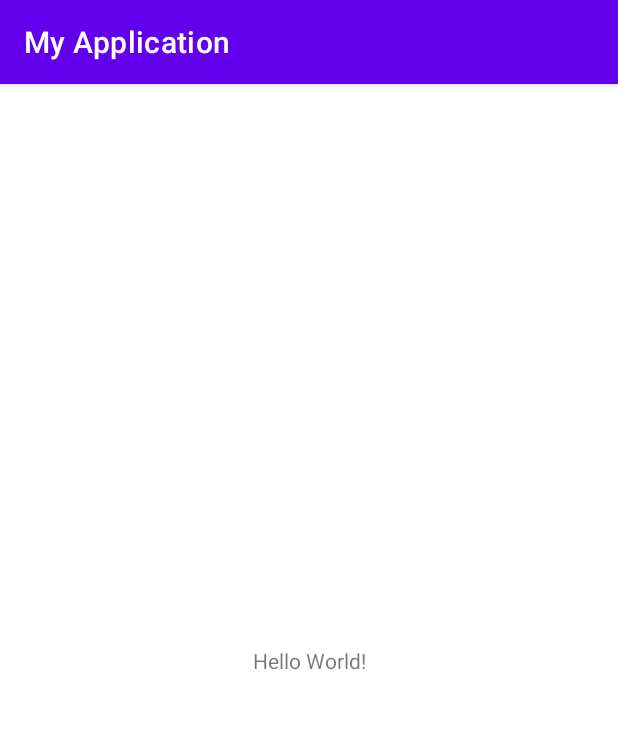
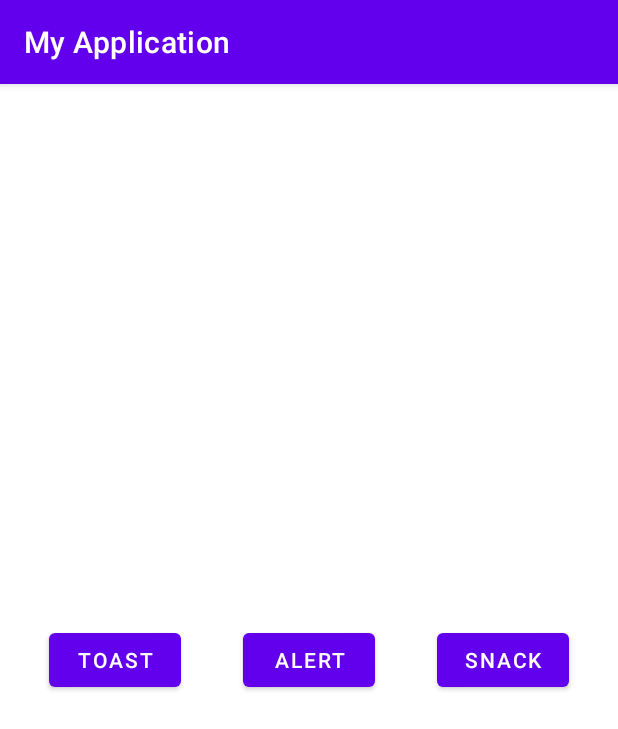
Before and after one commit to pgarman608/PMDM, an Android app: the screen it shows after launch (MainActivity), on a phone screen of 412 x 824 dp. Shown: the top 729 px of the screen. Run offline under Robolectric (Android 15) with nearby library versions, the phone set to English and light mode, and no system bars.

Commit message:
Actividad terminada

```diff
--- a/Tema1/app/src/main/res/layout/activity_main.xml
+++ b/Tema1/app/src/main/res/layout/activity_main.xml
@@ -6,13 +6,35 @@
     android:layout_height="match_parent"
     tools:context=".MainActivity">
 
-    <TextView
+    <Button
+        android:id="@+id/buttonT"
         android:layout_width="wrap_content"
         android:layout_height="wrap_content"
-        android:text="Hello World!"
+        android:text="Toast"
+        app:layout_constraintBottom_toBottomOf="parent"
+        app:layout_constraintEnd_toEndOf="parent"
+        app:layout_constraintHorizontal_bias="0.1"
+        app:layout_constraintStart_toStartOf="parent"
+        app:layout_constraintTop_toTopOf="parent" />
+
+    <Button
+        android:id="@+id/buttonA"
+        android:layout_width="wrap_content"
+        android:layout_height="wrap_content"
+        android:text="Alert"
         app:layout_constraintBottom_toBottomOf="parent"
         app:layout_constraintEnd_toEndOf="parent"
         app:layout_constraintStart_toStartOf="parent"
         app:layout_constraintTop_toTopOf="parent" />
 
+    <Button
+        android:id="@+id/buttonS"
+        android:layout_width="wrap_content"
+        android:layout_height="wrap_content"
+        android:text="Snack"
+        app:layout_constraintBottom_toBottomOf="parent"
+        app:layout_constraintEnd_toEndOf="parent"
+        app:layout_constraintHorizontal_bias="0.9"
+        app:layout_constraintStart_toStartOf="parent"
+        app:layout_constraintTop_toTopOf="parent" />
 </androidx.constraintlayout.widget.ConstraintLayout>
```
Also changed, not shown: Tema1/app/src/main/java/com/example/myapplication/MainActivity.java (+52 -0 lines).
